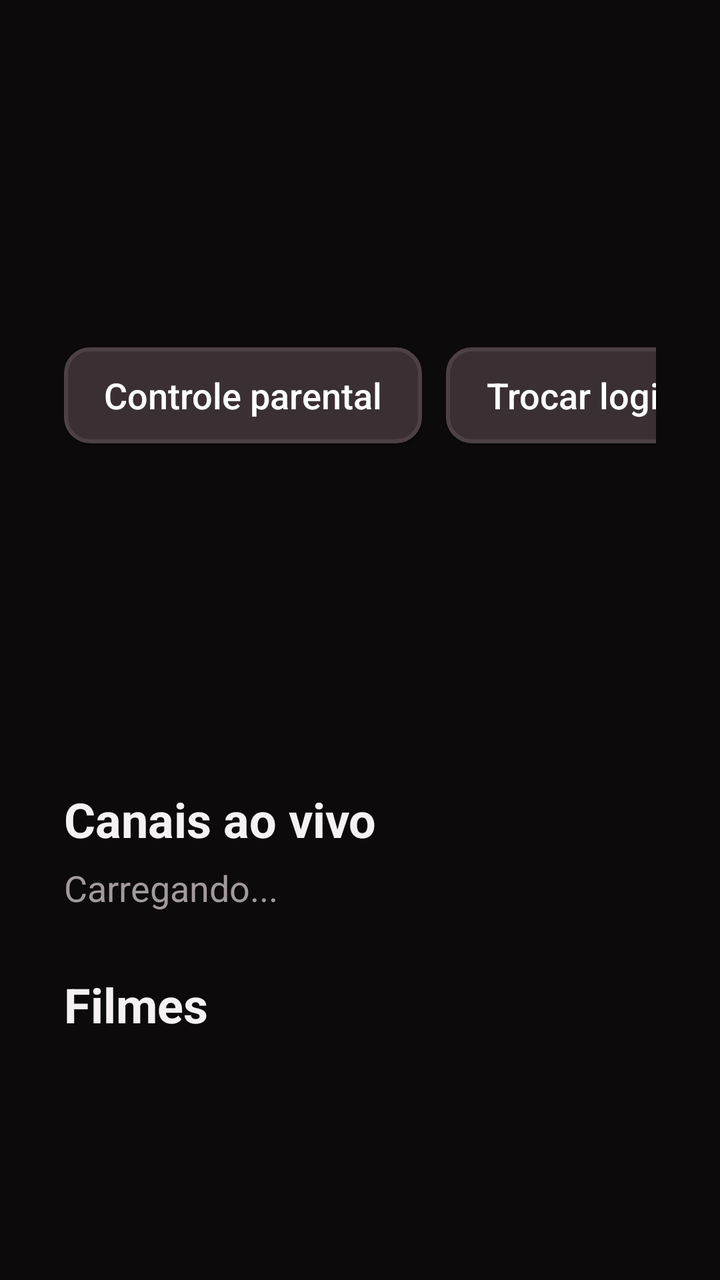
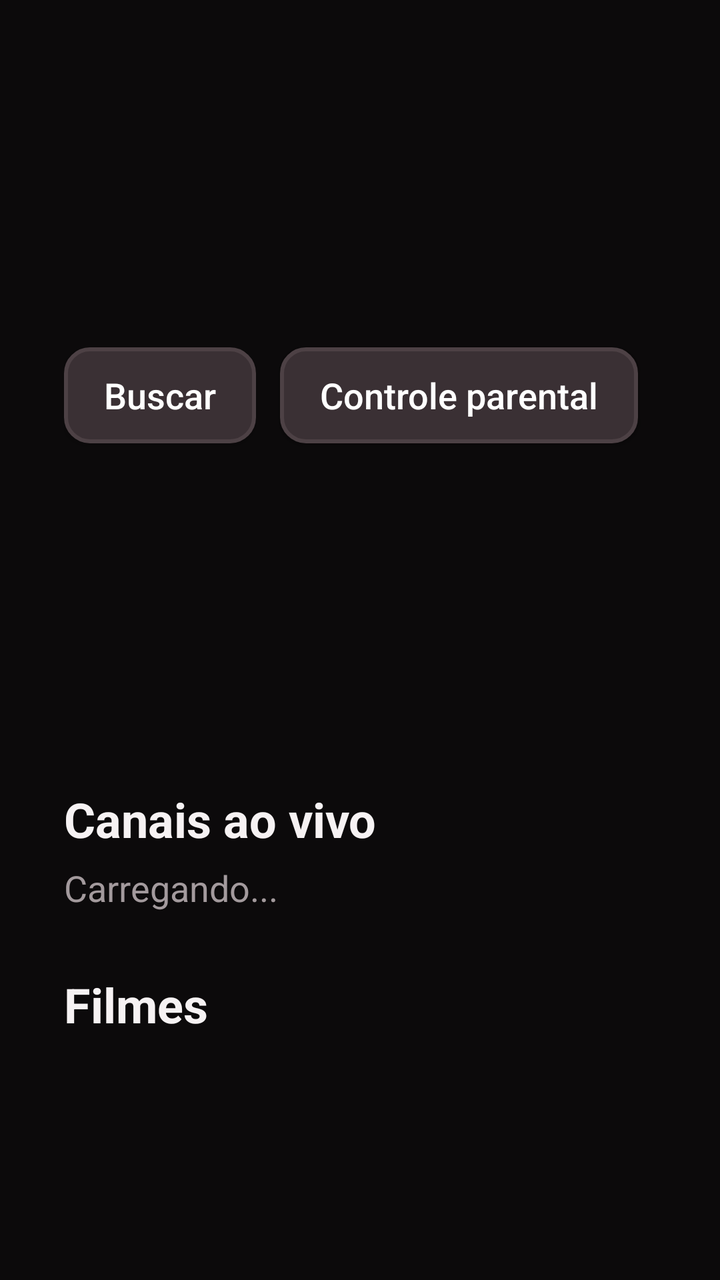

Two renders of the same Android screen: before a commit and after it. Below are the layout's source before the change and the commit's diff.
<!-- AndroidManifest.xml: application theme android:Theme.Material.NoActionBar -->
<!-- res/layout/activity_home.xml -->
<?xml version="1.0" encoding="utf-8"?>
<LinearLayout xmlns:android="http://schemas.android.com/apk/res/android"
    android:layout_width="match_parent"
    android:layout_height="match_parent"
    android:background="#0C0A0B"
    android:orientation="vertical">

    <ScrollView
        android:layout_width="match_parent"
        android:layout_height="0dp"
        android:layout_weight="1"
        android:fillViewport="true"
        android:scrollbars="none">

        <LinearLayout
            android:layout_width="match_parent"
            android:layout_height="wrap_content"
            android:orientation="vertical"
            android:paddingStart="32dp"
            android:paddingTop="20dp"
            android:paddingEnd="32dp"
            android:paddingBottom="28dp">

            <LinearLayout
                android:layout_width="match_parent"
                android:layout_height="wrap_content"
                android:gravity="center_vertical"
                android:orientation="horizontal">

                <TextView
                    android:layout_width="0dp"
                    android:layout_height="wrap_content"
                    android:layout_weight="1"
                    android:text="ASC TV Box"
                    android:textColor="#FF2A3D"
                    android:textSize="30sp"
                    android:textStyle="bold" />

                <Button
                    android:id="@+id/btn_parental"
                    android:layout_width="wrap_content"
                    android:layout_height="wrap_content"
                    android:background="@drawable/bg_button"
                    android:minHeight="48dp"
                    android:paddingStart="20dp"
                    android:paddingEnd="20dp"
                    android:text="Controle parental"
                    android:textAllCaps="false"
                    android:textColor="#FFFFFF"
                    android:textSize="18sp" />

                <Button
                    android:id="@+id/btn_logout"
                    android:layout_width="wrap_content"
                    android:layout_height="wrap_content"
                    android:layout_marginStart="12dp"
                    android:background="@drawable/bg_button"
                    android:minHeight="48dp"
                    android:paddingStart="20dp"
                    android:paddingEnd="20dp"
                    android:text="Trocar login"
                    android:textAllCaps="false"
                    android:textColor="#FFFFFF"
                    android:textSize="18sp" />
            </LinearLayout>

            <LinearLayout
                android:id="@+id/group_update"
                android:layout_width="match_parent"
                android:layout_height="wrap_content"
                android:layout_marginTop="12dp"
                android:gravity="center_vertical"
                android:orientation="horizontal"
                android:visibility="gone">

                <TextView
                    android:id="@+id/tv_update"
                    android:layout_width="0dp"
                    android:layout_height="wrap_content"
                    android:layout_weight="1"
                    android:textColor="#4ADE80"
                    android:textSize="18sp"
                    android:textStyle="bold" />

                <Button
                    android:id="@+id/btn_update_now"
                    android:layout_width="wrap_content"
                    android:layout_height="wrap_content"
                    android:layout_marginStart="12dp"
                    android:background="@drawable/bg_button"
                    android:minHeight="48dp"
                    android:paddingStart="20dp"
                    android:paddingEnd="20dp"
                    android:text="@string/btn_update_now"
                    android:textAllCaps="false"
                    android:textColor="#FFFFFF"
                    android:textSize="18sp"
                    android:textStyle="bold" />

                <Button
                    android:id="@+id/btn_update_later"
                    android:layout_width="wrap_content"
                    android:layout_height="wrap_content"
                    android:layout_marginStart="12dp"
                    android:background="@drawable/bg_button"
                    android:minHeight="48dp"
                    android:paddingStart="20dp"
                    android:paddingEnd="20dp"
                    android:text="@string/btn_update_later"
                    android:textAllCaps="false"
                    android:textColor="#FFFFFF"
                    android:textSize="18sp" />
            </LinearLayout>

            <TextView
                android:layout_width="match_parent"
                android:layout_height="wrap_content"
                android:layout_marginTop="18dp"
                android:text="Canais ao vivo"
                android:textColor="#F6F2F3"
                android:textSize="24sp"
                android:textStyle="bold" />

            <TextView
                android:id="@+id/st_live"
                android:layout_width="match_parent"
                android:layout_height="wrap_content"
                android:layout_marginTop="6dp"
                android:text="Carregando..."
                android:textColor="#A39A9D"
                android:textSize="18sp" />

            <HorizontalScrollView
                android:layout_width="match_parent"
                android:layout_height="wrap_content"
                android:clipToPadding="false"
                android:scrollbars="none">

                <LinearLayout
                    android:id="@+id/rail_live"
                    android:layout_width="wrap_content"
                    android:layout_height="wrap_content"
                    android:orientation="horizontal"
                    android:padding="6dp" />
            </HorizontalScrollView>

            <TextView
                android:layout_width="match_parent"
                android:layout_height="wrap_content"
                android:layout_marginTop="18dp"
                android:text="Filmes"
                android:textColor="#F6F2F3"
                android:textSize="24sp"
                android:textStyle="bold" />

            <TextView
                android:id="@+id/st_movie"
                android:layout_width="match_parent"
                android:layout_height="wrap_content"
                android:layout_marginTop="6dp"
                android:text="Carregando..."
                android:textColor="#A39A9D"
                android:textSize="18sp" />

            <HorizontalScrollView
                android:layout_width="match_parent"
                android:layout_height="wrap_content"
                android:clipToPadding="false"
                android:scrollbars="none">

                <LinearLayout
                    android:id="@+id/rail_movie"
                    android:layout_width="wrap_content"
                    android:layout_height="wrap_content"
                    android:orientation="horizontal"
                    android:padding="6dp" />
            </HorizontalScrollView>

            <TextView
                android:layout_width="match_parent"
                android:layout_height="wrap_content"
                android:layout_marginTop="18dp"
                android:text="Séries"
                android:textColor="#F6F2F3"
                android:textSize="24sp"
                android:textStyle="bold" />

            <TextView
                android:id="@+id/st_series"
                android:layout_width="match_parent"
                android:layout_height="wrap_content"
                android:layout_marginTop="6dp"
                android:text="Carregando..."
                android:textColor="#A39A9D"
                android:textSize="18sp" />

            <HorizontalScrollView
                android:layout_width="match_parent"
                android:layout_height="wrap_content"
                android:clipToPadding="false"
                android:scrollbars="none">

                <LinearLayout
                    android:id="@+id/rail_series"
                    android:layout_width="wrap_content"
                    android:layout_height="wrap_content"
                    android:orientation="horizontal"
                    android:padding="6dp" />
            </HorizontalScrollView>

        </LinearLayout>
    </ScrollView>

    <LinearLayout
        android:id="@+id/group_preview"
        android:layout_width="match_parent"
        android:layout_height="wrap_content"
        android:background="#1A1517"
        android:focusable="false"
        android:orientation="vertical"
        android:paddingStart="32dp"
        android:paddingTop="10dp"
        android:paddingEnd="32dp"
        android:paddingBottom="10dp"
        android:visibility="invisible">

        <TextView
            android:id="@+id/tv_pv_channel"
            android:layout_width="match_parent"
            android:layout_height="wrap_content"
            android:ellipsize="end"
            android:maxLines="1"
            android:textColor="#A39A9D"
            android:textSize="16sp" />

        <TextView
            android:id="@+id/tv_pv_title"
            android:layout_width="match_parent"
            android:layout_height="wrap_content"
            android:ellipsize="end"
            android:maxLines="1"
            android:textColor="#FFFFFF"
            android:textSize="22sp"
            android:textStyle="bold" />

        <LinearLayout
            android:layout_width="match_parent"
            android:layout_height="wrap_content"
            android:layout_marginTop="4dp"
            android:gravity="center_vertical"
            android:orientation="horizontal">

            <TextView
                android:id="@+id/tv_pv_start"
                android:layout_width="wrap_content"
                android:layout_height="wrap_content"
                android:textColor="#F6F2F3"
                android:textSize="16sp" />

            <ProgressBar
                android:id="@+id/pb_preview"
                style="?android:attr/progressBarStyleHorizontal"
                android:layout_width="0dp"
                android:layout_height="8dp"
                android:layout_marginStart="12dp"
                android:layout_marginEnd="12dp"
                android:layout_weight="1"
                android:max="100"
                android:progress="0"
                android:progressTint="#FF2A3D"
                android:progressBackgroundTint="#4A4245" />

            <TextView
                android:id="@+id/tv_pv_end"
                android:layout_width="wrap_content"
                android:layout_height="wrap_content"
                android:textColor="#F6F2F3"
                android:textSize="16sp" />
        </LinearLayout>

        <TextView
            android:id="@+id/tv_pv_next"
            android:layout_width="match_parent"
            android:layout_height="wrap_content"
            android:layout_marginTop="4dp"
            android:ellipsize="end"
            android:maxLines="1"
            android:textColor="#A39A9D"
            android:textSize="18sp" />
    </LinearLayout>
</LinearLayout>
<!-- resources referenced by this layout -->
<resources>
  <!-- drawable bg_button (drawable) -->
  <?xml version="1.0" encoding="utf-8"?>
  <selector xmlns:android="http://schemas.android.com/apk/res/android">
  
      <item android:state_focused="true">
          <shape android:shape="rectangle">
              <solid android:color="#E50914" />
              <stroke
                  android:width="4dp"
                  android:color="#FFFFFF" />
              <corners android:radius="12dp" />
          </shape>
      </item>
  
      <item android:state_pressed="true">
          <shape android:shape="rectangle">
              <solid android:color="#B20710" />
              <stroke
                  android:width="4dp"
                  android:color="#FFFFFF" />
              <corners android:radius="12dp" />
          </shape>
      </item>
  
      <item>
          <shape android:shape="rectangle">
              <solid android:color="#3A3034" />
              <stroke
                  android:width="2dp"
                  android:color="#4D4145" />
              <corners android:radius="12dp" />
          </shape>
      </item>
  
  </selector>
  <string name="btn_update_later">Depois</string>
  <string name="btn_update_now">Atualizar</string>
</resources>

<!-- the commit's change to res/layout/activity_home.xml (unified diff, before → after) -->
@@ -37,9 +37,23 @@
                     android:textStyle="bold" />
 
                 <Button
+                    android:id="@+id/btn_search"
+                    android:layout_width="wrap_content"
+                    android:layout_height="wrap_content"
+                    android:background="@drawable/bg_button"
+                    android:minHeight="48dp"
+                    android:paddingStart="20dp"
+                    android:paddingEnd="20dp"
+                    android:text="Buscar"
+                    android:textAllCaps="false"
+                    android:textColor="#FFFFFF"
+                    android:textSize="18sp" />
+
+                <Button
                     android:id="@+id/btn_parental"
                     android:layout_width="wrap_content"
                     android:layout_height="wrap_content"
+                    android:layout_marginStart="12dp"
                     android:background="@drawable/bg_button"
                     android:minHeight="48dp"
                     android:paddingStart="20dp"
